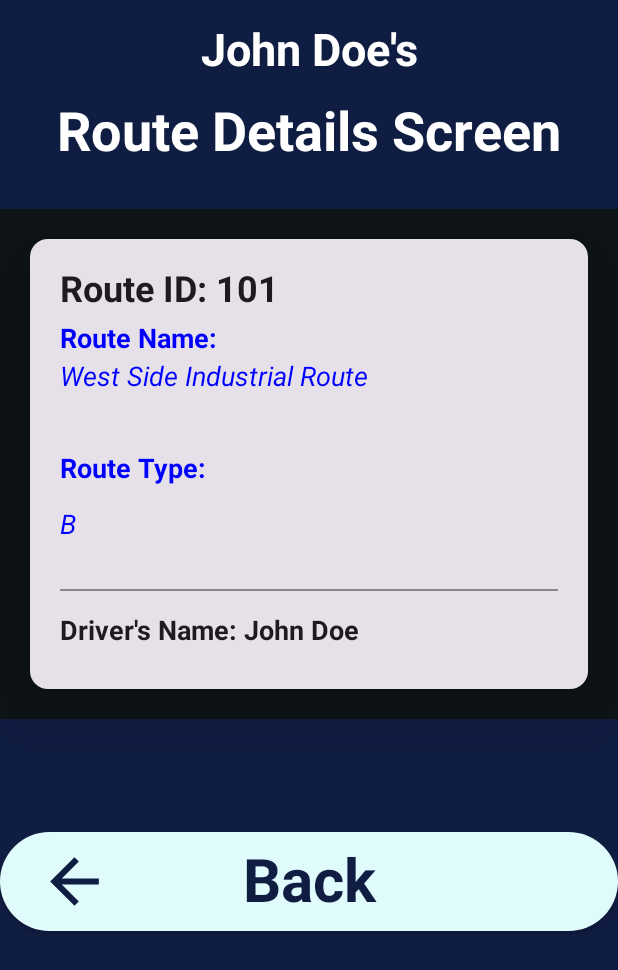
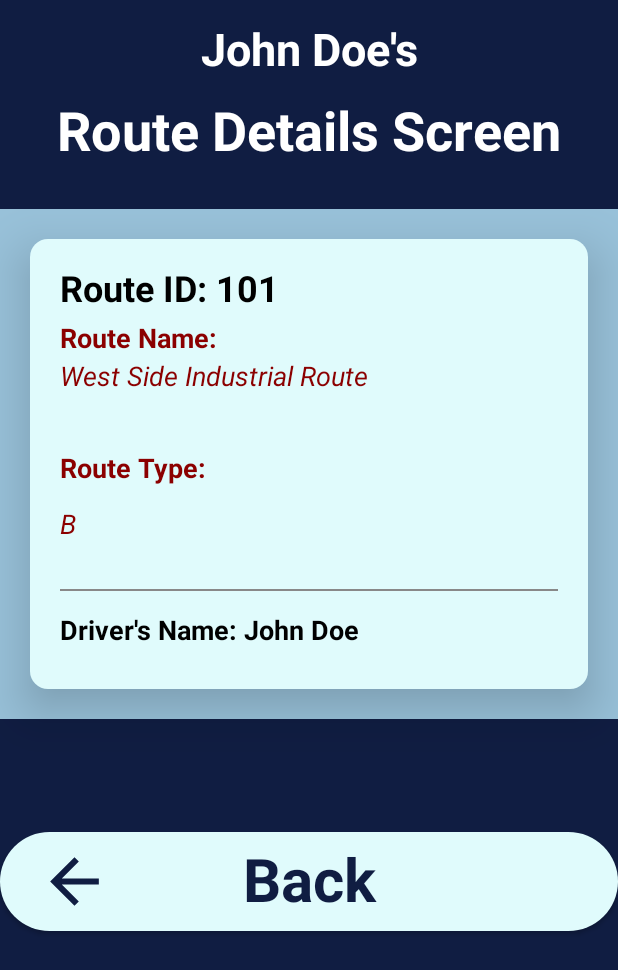
Before and after one commit to mkCoding/RepublicServiceApp, an Android app built with Jetpack Compose: the @Preview function DriverRouteDetailsScreenPreview, on a phone screen of 412 x 824 dp. Shown: the top 970 px of the screen. Run offline under Robolectric (Android 15) with nearby library versions, the phone set to English and light mode, and no system bars; our stand-ins replace Room's generated code.

Commit message:
adding latest styling changes

```diff
--- a/app/src/main/java/com/kemakolam/republicserviceapp/ui/driver/DriversScreen.kt
+++ b/app/src/main/java/com/kemakolam/republicserviceapp/ui/driver/DriversScreen.kt
@@ -206,9 +206,6 @@ fun DriversList(navController: NavController, drivers:List<DriverEntity?>?){
 @Preview( showBackground = true)
 @Composable
 fun DriversScreenPreview(){
-//    val navController = rememberNavController()
-//    DriversScreen(navController = navController)
-
     val navController = rememberNavController()
     val previewViewModel = PreviewDriverViewModel() // Mock ViewModel instance
 
--- a/app/src/main/java/com/kemakolam/republicserviceapp/ui/driver_route_details/DriverRouteDetailsScreen.kt
+++ b/app/src/main/java/com/kemakolam/republicserviceapp/ui/driver_route_details/DriverRouteDetailsScreen.kt
@@ -12,6 +12,7 @@ import androidx.compose.foundation.layout.padding
 import androidx.compose.foundation.layout.size
 import androidx.compose.foundation.layout.width
 import androidx.compose.foundation.layout.wrapContentHeight
+import androidx.compose.foundation.layout.wrapContentSize
 import androidx.compose.foundation.shape.RoundedCornerShape
 import androidx.compose.material.icons.Icons
 import androidx.compose.material.icons.automirrored.filled.ArrowBack
@@ -47,6 +48,8 @@ val oxfordBlue = Color(0xFF101D42) //Oxford Blue
 val lightCyan = Color (0xFFe0fbfc) //Light Cyan
 val aquaIslandBlue = Color (0xFF98c1d9)//Aqua Island Blue
 val redOrage = Color (0xFFee6c4d) //Red Orange
+val darkRed = Color(0xFF8B0000) //dark Red
+val palatinateBlue = Color(0xFF232ED1)//PalatinateBlue
 
 @Composable
 fun DriverRouteDetailsScreen(
@@ -96,16 +99,21 @@ fun DriverDetailsCard(driver: DriverEntity,  route:RouteEntity, onBack: () -> Un
 
     Card(
         modifier = Modifier
-            .background(color = richBlack)
+            .background(color = aquaIslandBlue)
             .fillMaxWidth()
-            .wrapContentHeight()
+            .wrapContentSize()
             .padding(20.dp),
         elevation = CardDefaults.cardElevation(20.dp),
+        colors = CardDefaults.cardColors(
+            containerColor = lightCyan, //Card background color,
+
+        )
 
 
     ) {
         Column(
-            modifier = Modifier.padding(20.dp)
+            modifier = Modifier
+                .padding(20.dp),
         ) {
             Text(
                 text = "Route ID: ${route.id}",
@@ -116,25 +124,25 @@ fun DriverDetailsCard(driver: DriverEntity,  route:RouteEntity, onBack: () -> Un
            //Route Name Section
             Text(
                 text = "Route Name:",
-                style = TextStyle(fontSize = 18.sp, color = Color.Blue, fontWeight = FontWeight.Bold),
+                style = TextStyle(fontSize = 18.sp, color = darkRed, fontWeight = FontWeight.Bold),
                 modifier = Modifier.padding(bottom = 4.dp)
             )
 
             Text(
                 text = "${route.name}",
-                style = TextStyle(fontSize = 18.sp, color = Color.Blue, fontStyle = FontStyle.Italic),
+                style = TextStyle(fontSize = 18.sp, color = darkRed, fontStyle = FontStyle.Italic),
                 modifier = Modifier.padding(bottom = 40.dp)
             )
 
             //Route Type Section
             Text(
                 text = "Route Type:",
-                style = TextStyle(fontSize = 18.sp, color = Color.Blue, fontWeight = FontWeight.Bold),
+                style = TextStyle(fontSize = 18.sp, color = darkRed, fontWeight = FontWeight.Bold),
                 modifier = Modifier.padding(bottom = 16.dp)
             )
             Text(
                 text = "${route.type}",
-                style = TextStyle(fontSize = 18.sp, color = Color.Blue, fontStyle = FontStyle.Italic),
+                style = TextStyle(fontSize = 18.sp, color = darkRed, fontStyle = FontStyle.Italic),
                 modifier = Modifier.padding(bottom = 16.dp)
             )
 
--- a/gradle/libs.versions.toml
+++ b/gradle/libs.versions.toml
@@ -8,6 +8,7 @@ espressoCore = "3.5.1"
 lifecycleRuntimeKtx = "2.8.1"
 activityCompose = "1.9.0"
 composeBom = "2023.08.00"
+junitKtx = "1.1.5"
 
 [libraries]
 androidx-core-ktx = { group = "androidx.core", name = "core-ktx", version.ref = "coreKtx" }
@@ -24,6 +25,7 @@ androidx-ui-tooling-preview = { group = "androidx.compose.ui", name = "ui-toolin
 androidx-ui-test-manifest = { group = "androidx.compose.ui", name = "ui-test-manifest" }
 androidx-ui-test-junit4 = { group = "androidx.compose.ui", name = "ui-test-junit4" }
 androidx-material3 = { group = "androidx.compose.material3", name = "material3" }
+androidx-junit-ktx = { group = "androidx.test.ext", name = "junit-ktx", version.ref = "junitKtx" }
 
 [plugins]
 androidApplication = { id = "com.android.application", version.ref = "agp" }
```
Also changed, not shown: app/build.gradle.kts (+7 -0 lines), 1 other file.
